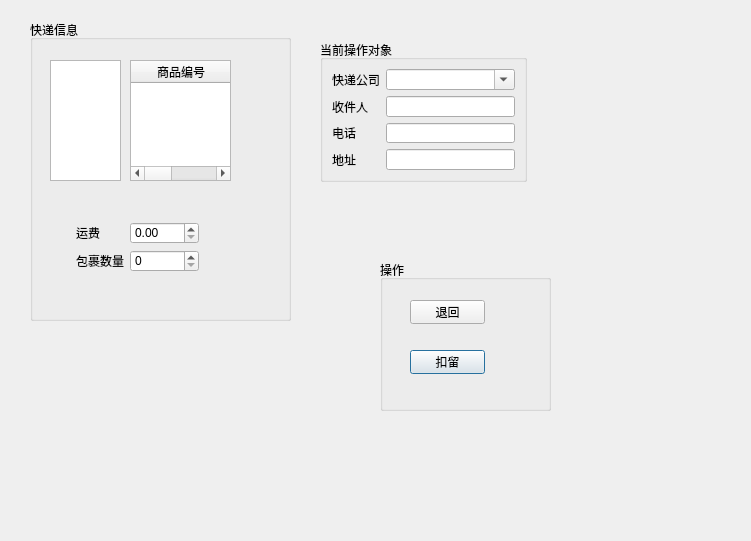
Above: FrmExpressOrder.ui from linchengyuan/db before the change. Below: the same form after it.
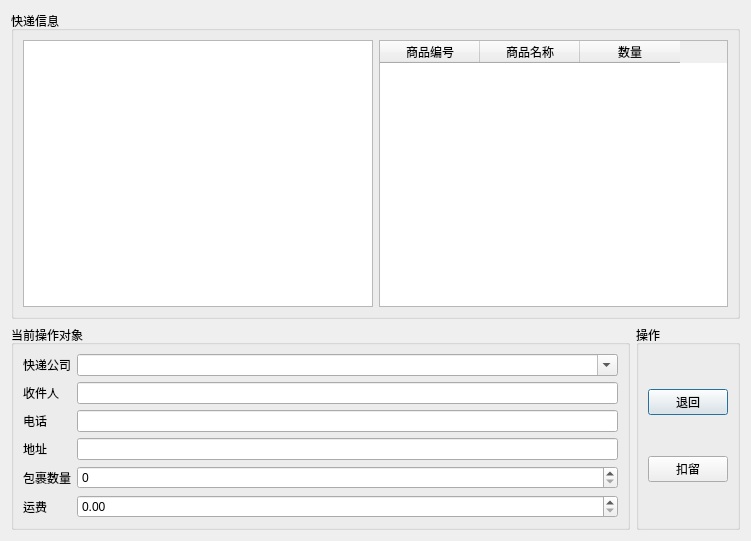
That is the form after the change.

Commit message: fix: 修改sale order的快递模块 1

The edit to the form file:
```diff
--- a/FrmExpressOrder.ui
+++ b/FrmExpressOrder.ui
@@ -13,15 +13,40 @@
   <property name="windowTitle">
    <string>Dialog</string>
   </property>
+  <layout class="QGridLayout" name="gridLayout">
+   <item row="0" column="0" colspan="2">
+    <widget class="QGroupBox" name="groupBox_4">
+     <property name="title">
+      <string>快递信息</string>
+     </property>
+     <layout class="QHBoxLayout" name="horizontalLayout">
+      <item>
+       <widget class="QListView" name="listView"/>
+      </item>
+      <item>
+       <widget class="QTableWidget" name="tableWidget">
+        <column>
+         <property name="text">
+          <string>商品编号</string>
+         </property>
+        </column>
+        <column>
+         <property name="text">
+          <string>商品名称</string>
+         </property>
+        </column>
+        <column>
+         <property name="text">
+          <string>数量</string>
+         </property>
+        </column>
+       </widget>
+      </item>
+     </layout>
+    </widget>
+   </item>
+   <item row="1" column="0">
   <widget class="QGroupBox" name="groupBox">
-   <property name="geometry">
-    <rect>
-     <x>320</x>
-     <y>40</y>
-     <width>207</width>
-     <height>142</height>
-    </rect>
-   </property>
    <property name="title">
     <string>当前操作对象</string>
    </property>
@@ -70,141 +95,53 @@
     <item row="3" column="1">
      <widget class="QLineEdit" name="lineEdit_3"/>
     </item>
-   </layout>
-  </widget>
-  <widget class="QGroupBox" name="groupBox_3">
-   <property name="geometry">
-    <rect>
-     <x>380</x>
-     <y>260</y>
-     <width>171</width>
-     <height>151</height>
-    </rect>
-   </property>
-   <property name="title">
-    <string>操作</string>
-   </property>
-   <widget class="QPushButton" name="pushButton_2">
-    <property name="geometry">
-     <rect>
-      <x>30</x>
-      <y>90</y>
-      <width>75</width>
-      <height>24</height>
-     </rect>
-    </property>
-    <property name="text">
-     <string>扣留</string>
-    </property>
-   </widget>
-   <widget class="QPushButton" name="pushButton">
-    <property name="geometry">
-     <rect>
-      <x>30</x>
-      <y>40</y>
-      <width>75</width>
-      <height>24</height>
-     </rect>
-    </property>
-    <property name="text">
-     <string>退回</string>
-    </property>
-   </widget>
-  </widget>
-  <widget class="QGroupBox" name="groupBox_4">
-   <property name="geometry">
-    <rect>
-     <x>30</x>
-     <y>20</y>
-     <width>261</width>
-     <height>301</height>
-    </rect>
-   </property>
-   <property name="title">
-    <string>快递信息</string>
-   </property>
-   <widget class="QListView" name="listView">
-    <property name="geometry">
-     <rect>
-      <x>20</x>
-      <y>40</y>
-      <width>71</width>
-      <height>121</height>
-     </rect>
-    </property>
-   </widget>
-   <widget class="QTableWidget" name="tableWidget">
-    <property name="geometry">
-     <rect>
-      <x>100</x>
-      <y>40</y>
-      <width>101</width>
-      <height>121</height>
-     </rect>
-    </property>
-    <column>
-     <property name="text">
-      <string>商品编号</string>
-     </property>
-    </column>
-    <column>
-     <property name="text">
-      <string>商品名称</string>
-     </property>
-    </column>
-    <column>
-     <property name="text">
-      <string>数量</string>
-     </property>
-    </column>
-   </widget>
-   <widget class="QSpinBox" name="spinBox">
-    <property name="geometry">
-     <rect>
-      <x>100</x>
-      <y>230</y>
-      <width>69</width>
-      <height>22</height>
-     </rect>
-    </property>
-   </widget>
+      <item row="4" column="0">
    <widget class="QLabel" name="label_6">
-    <property name="geometry">
-     <rect>
-      <x>46</x>
-      <y>230</y>
-      <width>48</width>
-      <height>22</height>
-     </rect>
-    </property>
     <property name="text">
      <string>包裹数量</string>
     </property>
    </widget>
-   <widget class="QDoubleSpinBox" name="doubleSpinBox">
-    <property name="geometry">
-     <rect>
-      <x>100</x>
-      <y>202</y>
-      <width>69</width>
-      <height>22</height>
-     </rect>
-    </property>
-   </widget>
+      </item>
+      <item row="4" column="1">
+       <widget class="QSpinBox" name="spinBox"/>
+      </item>
+      <item row="5" column="0">
    <widget class="QLabel" name="label_5">
-    <property name="geometry">
-     <rect>
-      <x>46</x>
-      <y>202</y>
-      <width>24</width>
-      <height>22</height>
-     </rect>
-    </property>
     <property name="text">
      <string>运费</string>
     </property>
    </widget>
-  </widget>
+      </item>
+      <item row="5" column="1">
+       <widget class="QDoubleSpinBox" name="doubleSpinBox"/>
+      </item>
+     </layout>
+    </widget>
+   </item>
+   <item row="1" column="1">
+    <widget class="QGroupBox" name="groupBox_3">
+     <property name="title">
+      <string>操作</string>
+     </property>
+     <layout class="QVBoxLayout" name="verticalLayout">
+      <item>
+       <widget class="QPushButton" name="pushButton">
+        <property name="text">
+         <string>退回</string>
+        </property>
+       </widget>
+      </item>
+      <item>
+       <widget class="QPushButton" name="pushButton_2">
+        <property name="text">
+         <string>扣留</string>
+        </property>
+       </widget>
+      </item>
+     </layout>
+    </widget>
+   </item>
+  </layout>
  </widget>
  <resources/>
  <connections/>
```
Lines whose indentation alone changed are shown as unchanged.
